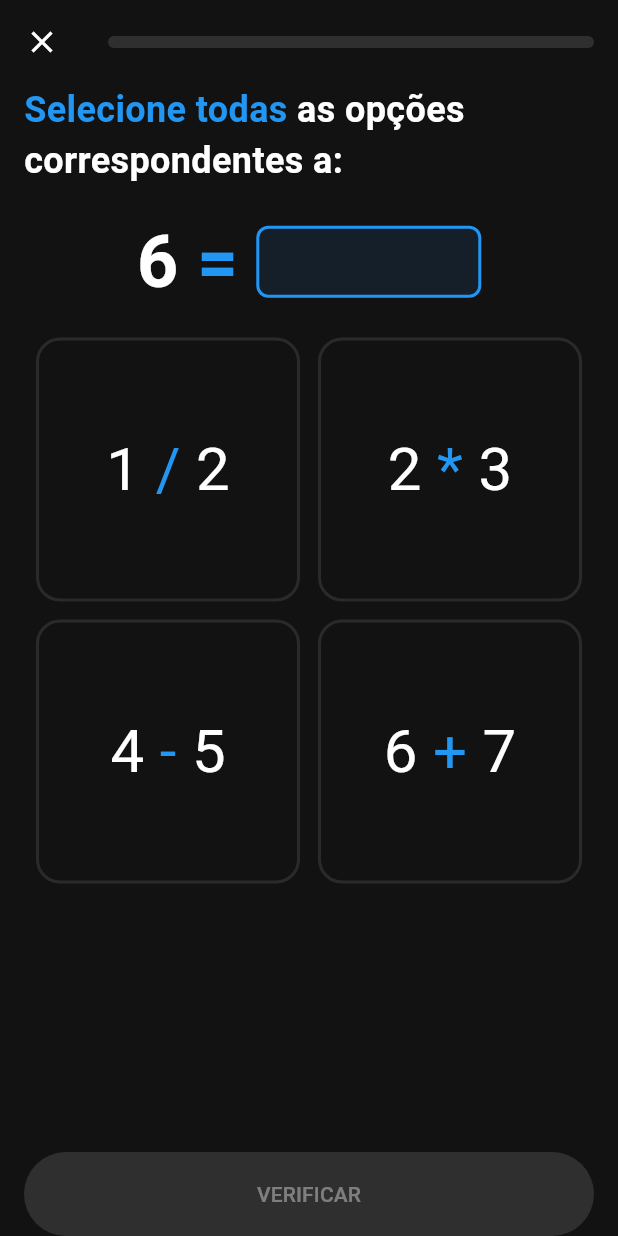
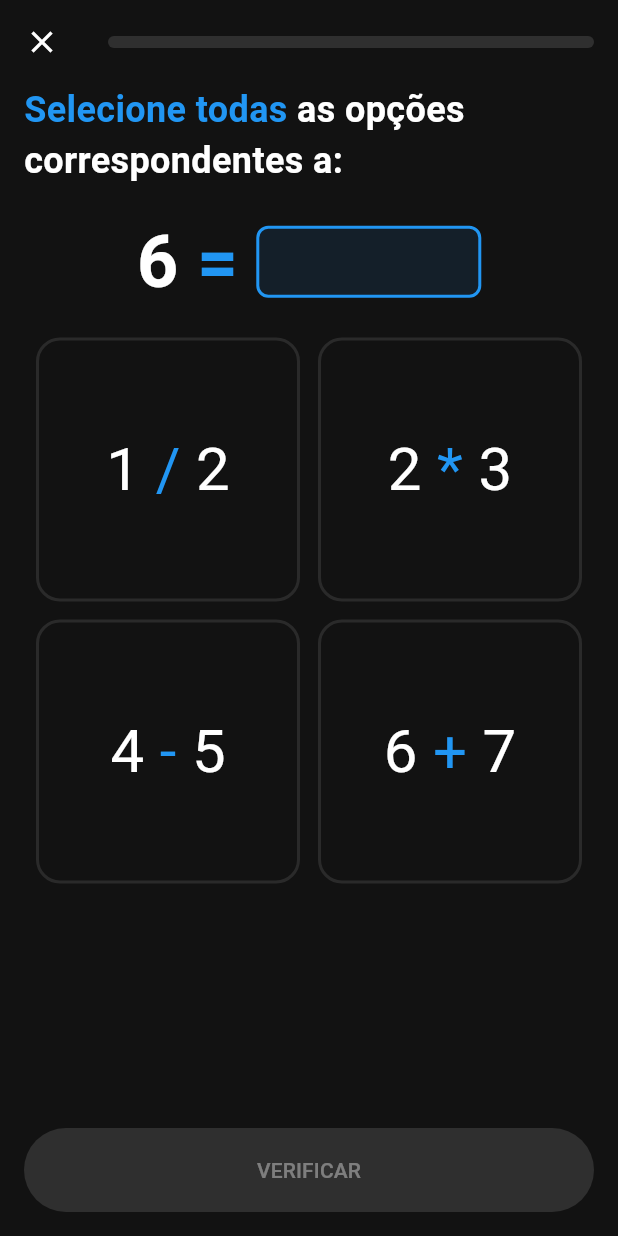
Before and after one commit to lucasdanbatista/matlingo-app, a Flutter app: the screen it shows after launch, on a phone screen of 412 x 824 dp. Run offline on Flutter 3.47's test engine with Material 3 defaults, Android fonts, the phone set to English and light mode, and no system bars; our stand-ins replace equatable.

Commit message:
Fix padding

```diff
--- a/lib/pages/unit_page.dart
+++ b/lib/pages/unit_page.dart
@@ -27,7 +27,7 @@ class _UnitPageState extends State<UnitPage> {
     return Scaffold(
       appBar: AppBar(
         leading: IconButton(
-          onPressed: () => Navigator.pop(context),
+          onPressed: () => throw UnimplementedError(),
           icon: const Icon(Icons.close),
         ),
         title: LinearProgressIndicator(
--- a/lib/widgets/arithmetic_lesson_content.dart
+++ b/lib/widgets/arithmetic_lesson_content.dart
@@ -26,7 +26,7 @@ class _ArithmeticLessonContentState extends State<ArithmeticLessonContent> {
   Widget build(BuildContext context) {
     return SafeArea(
       child: Padding(
-        padding: const EdgeInsets.symmetric(horizontal: 16),
+        padding: const EdgeInsets.fromLTRB(16, 0, 16, 16),
         child: Column(
           crossAxisAlignment: CrossAxisAlignment.start,
           children: [
```
